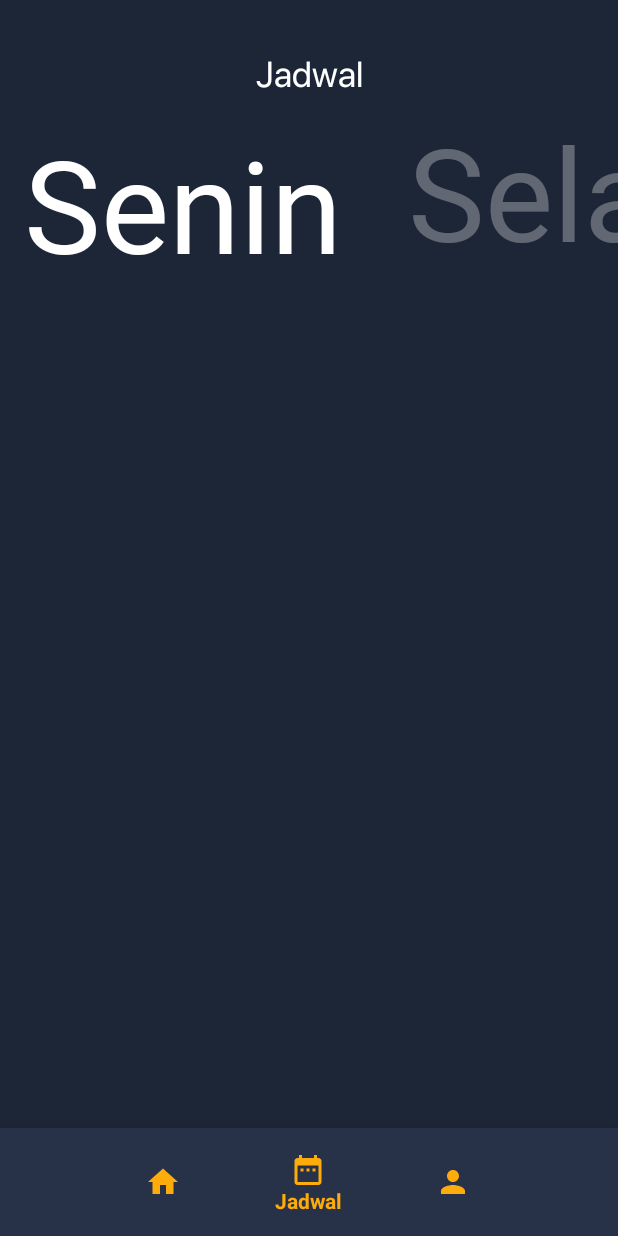
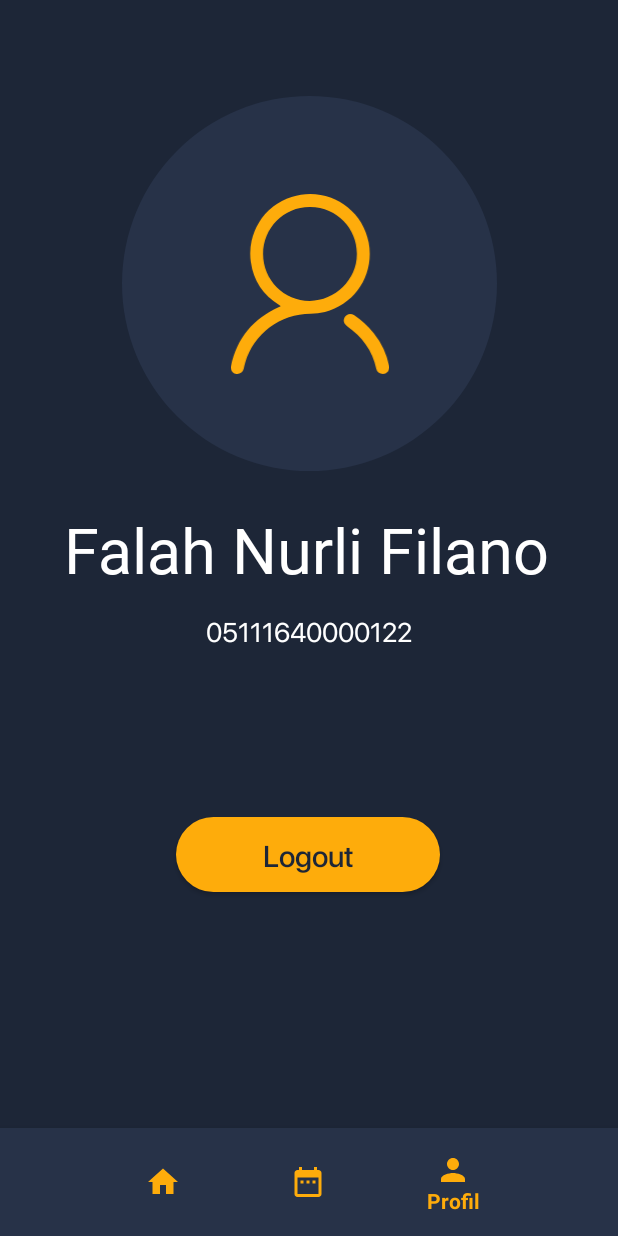
Before and after one commit to FalahFilano/Sikemas, an Android app: the screen it shows after launch (MainActivity), item 3 of the bottom bar chosen, on a phone screen of 412 x 824 dp. Run offline under Robolectric (Android 15) with nearby library versions, the phone set to English and light mode, and no system bars.

Commit message:
tambah login + fragment profile

```diff
--- a/app/src/main/java/com/filano/sikemastekber/Activity/MainActivity.java
+++ b/app/src/main/java/com/filano/sikemastekber/Activity/MainActivity.java
@@ -8,6 +8,7 @@ import android.os.Bundle;
 import android.view.MenuItem;
 
 import com.filano.sikemastekber.Fragment.HomeFragment;
+import com.filano.sikemastekber.Fragment.ProfileFragment;
 import com.filano.sikemastekber.Fragment.ScheduleFragment;
 import com.filano.sikemastekber.Fragment.ScheduleRecyclerFragment;
 import com.filano.sikemastekber.R;
@@ -48,7 +49,7 @@ public class MainActivity extends AppCompatActivity implements BottomNavigationV
                 fragment = new ScheduleFragment();
                 break;
             case R.id.nav_profile:
-//                fragment = new ScheduleRecyclerFragment();
+                fragment = new ProfileFragment();
                 break;
         }
         return loadFragment(fragment);
--- /dev/null
+++ b/app/src/main/java/com/filano/sikemastekber/Fragment/ProfileFragment.java
@@ -0,0 +1,29 @@
+package com.filano.sikemastekber.Fragment;
+
+import android.content.Context;
+import android.net.Uri;
+import android.os.Bundle;
+import android.support.v4.app.Fragment;
+import android.view.LayoutInflater;
+import android.view.View;
+import android.view.ViewGroup;
+
+import com.filano.sikemastekber.R;
+
+public class ProfileFragment extends Fragment {
+
+    public ProfileFragment() {
+        // Required empty public constructor
+    }
+
+    @Override
+    public void onCreate(Bundle savedInstanceState) {
+        super.onCreate(savedInstanceState);
+    }
+
+    @Override
+    public View onCreateView(LayoutInflater inflater, ViewGroup container, Bundle savedInstanceState) {
+        // Inflate the layout for this fragment
+        return inflater.inflate(R.layout.fragment_profile, container, false);
+    }
+}
--- /dev/null
+++ b/app/src/main/res/drawable/circle_profile.xml
@@ -0,0 +1,12 @@
+<?xml version="1.0" encoding="utf-8"?>
+<shape
+    xmlns:android="http://schemas.android.com/apk/res/android"
+    android:shape="oval">
+
+    <solid
+        android:color="@color/colorPrimary"/>
+
+    <size
+        android:width="06dp"
+        android:height="60dp"/>
+</shape>
--- /dev/null
+++ b/app/src/main/res/drawable/person.xml
@@ -0,0 +1,5 @@
+<vector android:height="474dp" android:viewportHeight="474.192"
+    android:viewportWidth="416.937" android:width="417dp" xmlns:android="http://schemas.android.com/apk/res/android">
+    <path android:fillColor="#feac0b" android:pathData="M130.868,294.741l-3.645,-2.541q-64.4,-39 -74.678,-113.563A156.536,156.536 0,0 1,159.815 7.741C252.057,-21.644 345.735,35.689 362.968,128.042 378.434,211.007 328.833,290.207 247.859,310.759a153.665,153.665 0,0 1,-37.67 4.861c-79.1,-0.111 -150.239,52.694 -172.112,128.476 -1.547,5.413 -2.762,10.936 -4.087,16.349C31.559,470.499 22.721,475.907 12.116,473.707c-8.175,-1.657 -13.7,-11.378 -11.71,-20.658 15.687,-73.352 58.328,-124.72 126.488,-155.431l3.314,-1.547C130.43,295.956 130.43,295.407 130.868,294.741ZM331.706,157.869c1.1,-63.962 -49.6,-123.284 -122.953,-123.837 -68.6,-0.663 -123.726,54.9 -123.837,123.616s54.9,123.837 122.621,123.947S332.7,224.261 331.706,157.869Z"/>
+    <path android:fillColor="#feac0b" android:pathData="M400.308,473.923c-9.39,0 -15.687,-4.75 -17.565,-13.7 -9.721,-48.165 -37.339,-84.068 -76.556,-112.127 -8.948,-6.407 -11.268,-14.361 -6.518,-23.309s15.576,-12.041 25.3,-5.413a228.454,228.454 0,0 1,51.258 47.281A201.386,201.386 0,0 1,416.441 451.938C418.977,463.87 411.575,474.038 400.308,473.923Z"/>
+</vector>
--- /dev/null
+++ b/app/src/main/res/layout/fragment_profile.xml
@@ -0,0 +1,88 @@
+<android.support.constraint.ConstraintLayout
+    xmlns:android="http://schemas.android.com/apk/res/android"
+    xmlns:app="http://schemas.android.com/apk/res-auto"
+    xmlns:tools="http://schemas.android.com/tools"
+    android:layout_width="match_parent"
+    android:layout_height="match_parent"
+    tools:context=".Fragment.ProfileFragment"
+    android:background="@color/colorPrimaryDark">
+
+    <android.support.constraint.ConstraintLayout
+        android:id="@+id/constraintLayout2"
+        android:layout_width="250dp"
+        android:layout_height="250dp"
+        android:layout_marginStart="8dp"
+        android:layout_marginTop="64dp"
+        android:layout_marginEnd="8dp"
+        android:background="@drawable/circle_profile"
+        app:layout_constraintEnd_toEndOf="parent"
+        app:layout_constraintStart_toStartOf="parent"
+        app:layout_constraintTop_toTopOf="parent">
+
+        <ImageView
+            android:layout_width="120dp"
+            android:layout_height="120dp"
+            android:layout_marginStart="8dp"
+            android:layout_marginTop="8dp"
+            android:layout_marginEnd="8dp"
+            android:layout_marginBottom="8dp"
+            android:src="@drawable/person"
+            app:layout_constraintBottom_toBottomOf="parent"
+            app:layout_constraintEnd_toEndOf="parent"
+            app:layout_constraintStart_toStartOf="parent"
+            app:layout_constraintTop_toTopOf="parent" />
+
+    </android.support.constraint.ConstraintLayout>
+
+    <TextView
+        android:id="@+id/tvUsername"
+        android:layout_width="326dp"
+        android:layout_height="70dp"
+        android:layout_marginStart="8dp"
+        android:layout_marginTop="24dp"
+        android:layout_marginEnd="8dp"
+        android:autoSizeTextType="uniform"
+        android:fontFamily="@font/thin"
+        android:text="Falah Nurli Filano"
+        android:textColor="#FFFFFF"
+        android:textSize="48sp"
+        app:layout_constraintEnd_toEndOf="parent"
+        app:layout_constraintHorizontal_bias="0.492"
+        app:layout_constraintStart_toStartOf="parent"
+        app:layout_constraintTop_toBottomOf="@+id/constraintLayout2" />
+
+    <TextView
+        android:id="@+id/tvNRP"
+        android:layout_width="wrap_content"
+        android:layout_height="wrap_content"
+        android:layout_marginStart="8dp"
+        android:layout_marginEnd="8dp"
+        android:fontFamily="@font/regular"
+        android:text="05111640000122"
+        android:textColor="#FFFFFF"
+        android:textSize="18dp"
+        app:layout_constraintEnd_toEndOf="parent"
+        app:layout_constraintStart_toStartOf="parent"
+        app:layout_constraintTop_toBottomOf="@+id/tvUsername" />
+
+    <Button
+        android:layout_width="176dp"
+        android:layout_height="50dp"
+        android:layout_marginStart="8dp"
+        android:layout_marginTop="112dp"
+        android:layout_marginEnd="8dp"
+        android:background="@drawable/button_style"
+        android:clickable="true"
+        android:fontFamily="@font/medium"
+        android:foreground="?android:attr/selectableItemBackground"
+        android:text="Logout"
+        android:textAllCaps="false"
+        android:textColor="@color/colorPrimaryDark"
+        android:textSize="20sp"
+        app:layout_constraintEnd_toEndOf="parent"
+        app:layout_constraintHorizontal_bias="0.497"
+        app:layout_constraintStart_toStartOf="parent"
+        app:layout_constraintTop_toBottomOf="@+id/tvNRP" />
+
+
+</android.support.constraint.ConstraintLayout>
--- a/app/src/main/res/layout/fragment_schedule.xml
+++ b/app/src/main/res/layout/fragment_schedule.xml
@@ -27,6 +27,7 @@
             app:tabTextAppearance="@style/MyCustomTabText"
             android:layout_width="match_parent"
             android:layout_height="130dp"
+            android:overScrollMode="never"
             app:tabRippleColor="@null"
             app:tabIndicatorHeight="0dp"
             app:tabMode="scrollable"
@@ -41,5 +42,6 @@
         android:id="@+id/viewpager"
         android:layout_width="match_parent"
         android:layout_height="wrap_content"
+        android:overScrollMode="never"
         app:layout_behavior="@string/appbar_scrolling_view_behavior"  />
 </android.support.design.widget.CoordinatorLayout>
--- a/app/src/main/res/layout/fragment_schedule_recycler.xml
+++ b/app/src/main/res/layout/fragment_schedule_recycler.xml
@@ -10,6 +10,7 @@
         android:id="@+id/rvSchedule"
         android:layout_width="match_parent"
         android:layout_height="match_parent"
+        android:overScrollMode="never"
         android:clipToPadding="false"
         android:padding="8dp"
         app:layout_constraintEnd_toEndOf="parent"
```
Also changed, not shown: app/src/main/AndroidManifest.xml (+6 -1 lines), app/src/main/java/com/filano/sikemastekber/Activity/LoginActivity.java (added, +15 -0 lines), app/src/main/res/drawable/outline_button_style.xml (added, +13 -0 lines), app/src/main/res/layout/activity_login.xml (added, +84 -0 lines).
